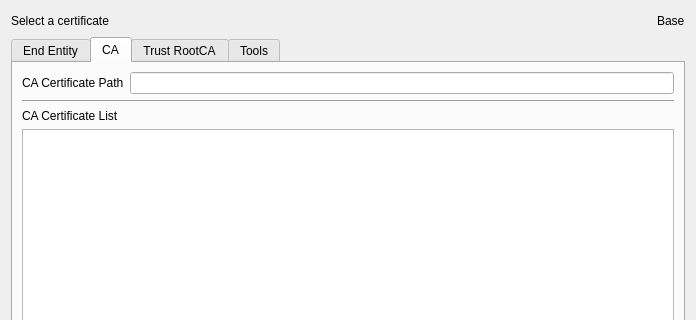
Above: BerEditor/cert_man_dlg.ui from jykim74/BerEditor before the change; both pictures show x 0 to 696 and y 0 to 320 of the 696 by 484 pixel window. Below: the same form after it.
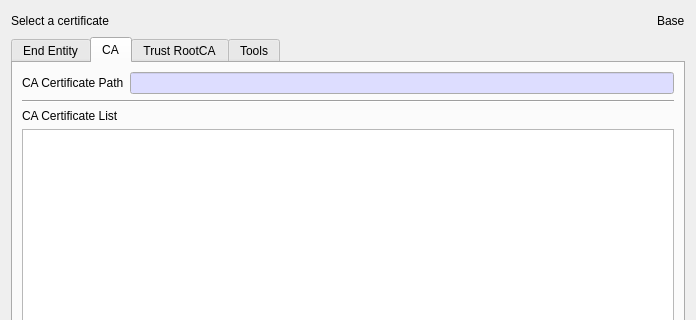
That is the form after the change.

Diff of the .ui file:
```diff
--- a/BerEditor/cert_man_dlg.ui
+++ b/BerEditor/cert_man_dlg.ui
@@ -249,6 +249,33 @@
          </item>
          <item row="0" column="1">
           <widget class="QLineEdit" name="mCAPathText">
+           <property name="palette">
+            <palette>
+             <active>
+              <colorrole role="Base">
+               <brush brushstyle="SolidPattern">
+                <color alpha="255">
+                 <red>221</red>
+                 <green>221</green>
+                 <blue>255</blue>
+                </color>
+               </brush>
+              </colorrole>
+             </active>
+             <inactive>
+              <colorrole role="Base">
+               <brush brushstyle="SolidPattern">
+                <color alpha="255">
+                 <red>221</red>
+                 <green>221</green>
+                 <blue>255</blue>
+                </color>
+               </brush>
+              </colorrole>
+             </inactive>
+             <disabled/>
+            </palette>
+           </property>
            <property name="readOnly">
             <bool>true</bool>
            </property>
```
